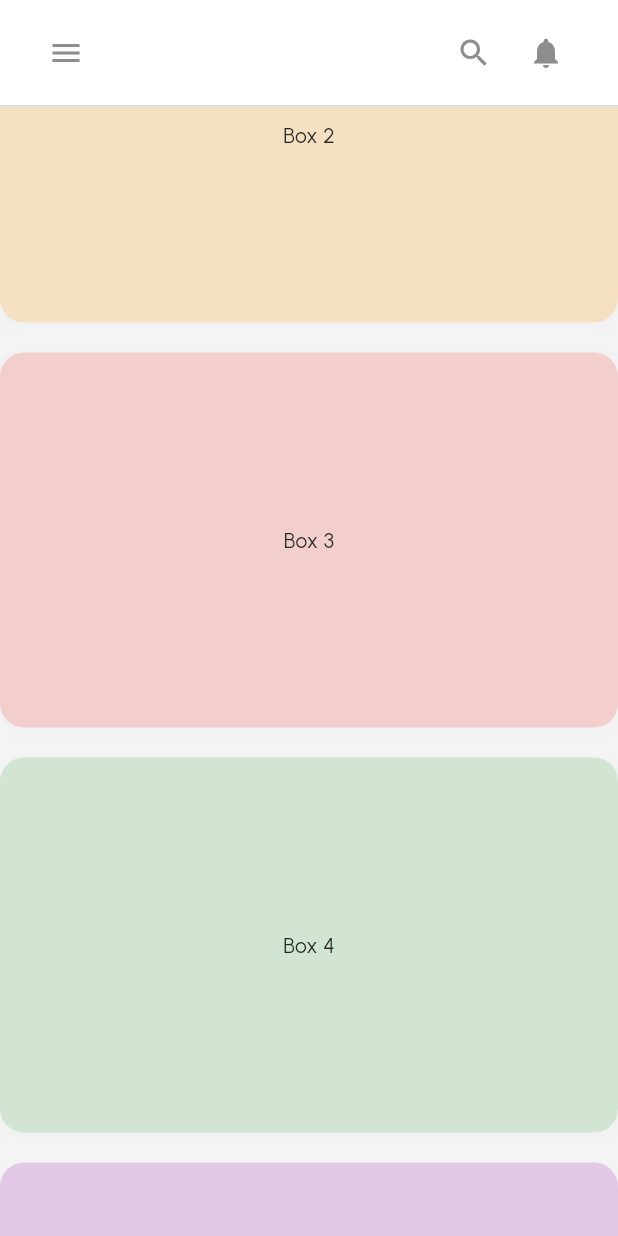
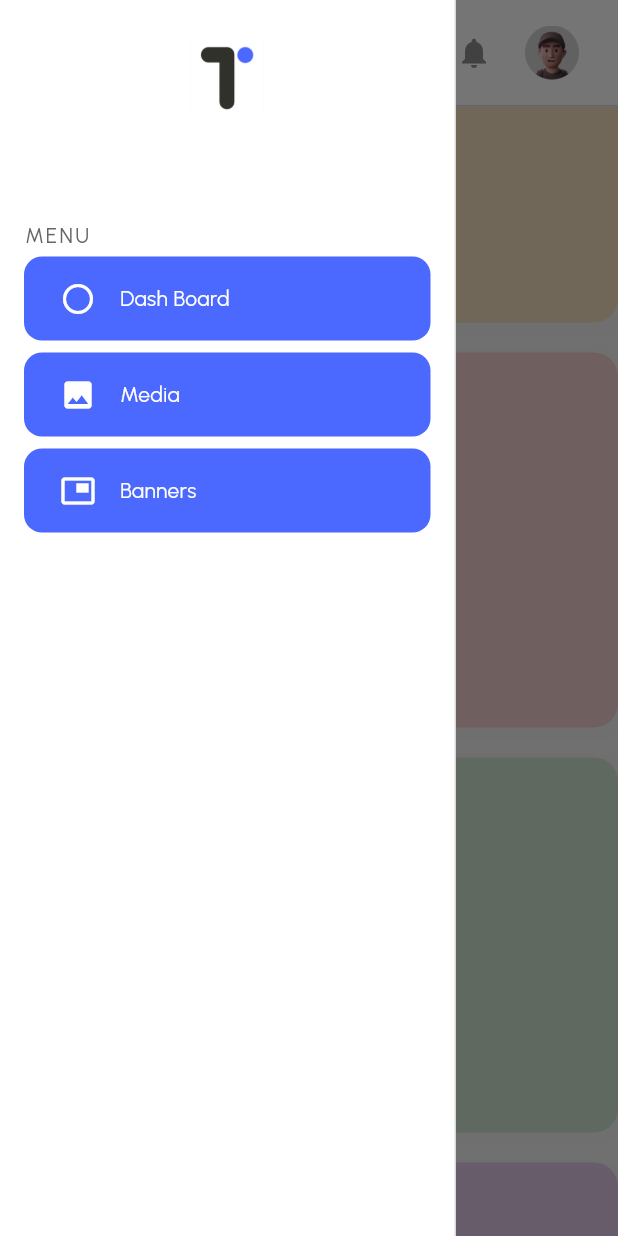
Before and after one commit to medhaviSharma11apr/FlutterEcommAdminPanel, a Flutter app: the screen it shows after launch, scrolled down 576 dp, after a tap on the "menu" icon, on a phone screen of 412 x 824 dp. Run offline on Flutter 3.47's test engine with Material 2 defaults, Android fonts, the phone set to English and light mode, and no system bars; our stand-ins replace connectivity_plus, firebase_core, firebase_storage, flutter_rating_bar, get, get_storage and 3 more; missing offline and left inert: dart:html; accounts and stored records are empty; project files that could hold a hidden picture were left out.

Commit message:
commit after completing side bar

```diff
--- a/lib/common/responsive/screen/dektop_layout.dart
+++ b/lib/common/responsive/screen/dektop_layout.dart
@@ -1,8 +1,7 @@
-
+import 'package:ecommerce_admin_panel/common/widgets/layout/sidebar/sidebar.dart';
 import 'package:flutter/material.dart';
 
 import '../../widgets/layout/header/header.dart';
-import '../../widgets/layout/templates/header.dart';
 
 class DesktopLayout extends StatelessWidget {
   const DesktopLayout({super.key, this.body});
@@ -13,7 +12,7 @@ class DesktopLayout extends StatelessWidget {
     return Scaffold(
       body: Row(
         children: [
-          const Expanded(child: Drawer()),
+          const Expanded(child: SideBarCustom()),
           Expanded(
               flex: 5,
               child: Column(
@@ -22,18 +21,6 @@ class DesktopLayout extends StatelessWidget {
 
                   const HeaderWidget(),
 
-                  // RoundedContainer(
-                  //   width: double.infinity,
-                  //   height: 75,
-                  //   backgroundColor: Colors.yellow.withOpacity(0.2),
-                  // ),
-
-                  // body
-                  // RoundedContainer(
-                  //   width: double.infinity,
-                  //   height: 500,
-                  //   backgroundColor: Colors.blue.withOpacity(0.2),
-                  // ),
                   body ?? Container(),
                 ],
               ))
--- a/lib/common/responsive/screen/mobile_layout.dart
+++ b/lib/common/responsive/screen/mobile_layout.dart
@@ -1,17 +1,21 @@
-import 'package:ecommerce_admin_panel/common/widgets/layout/templates/header.dart';
+import 'package:ecommerce_admin_panel/common/widgets/layout/sidebar/sidebar.dart';
 import 'package:flutter/material.dart';
 
 import '../../widgets/layout/header/header.dart';
 
 class MobileLayout extends StatelessWidget {
-  const MobileLayout({super.key, this.body});
+  MobileLayout({super.key, this.body});
   final Widget? body;
+  final GlobalKey<ScaffoldState> scaffoldKey = GlobalKey();
 
   @override
   Widget build(BuildContext context) {
     return Scaffold(
-      drawer: const Drawer(),
-      appBar: const HeaderWidget(),
+      key: scaffoldKey,
+      drawer: const SideBarCustom(),
+      appBar: HeaderWidget(
+        scaffoldKey: scaffoldKey,
+      ),
       body: body ?? Container(),
     );
   }
--- a/lib/common/responsive/screen/tablet_layout.dart
+++ b/lib/common/responsive/screen/tablet_layout.dart
@@ -1,17 +1,20 @@
+import 'package:ecommerce_admin_panel/common/widgets/layout/sidebar/sidebar.dart';
 import 'package:flutter/material.dart';
 
 import '../../widgets/layout/header/header.dart';
-import '../../widgets/layout/templates/header.dart';
 
 class TabletLayout extends StatelessWidget {
-  const TabletLayout({super.key, required this.body});
+  TabletLayout({super.key, required this.body});
   final Widget? body;
-
+  final GlobalKey<ScaffoldState> scaffoldKey = GlobalKey();
   @override
   Widget build(BuildContext context) {
     return Scaffold(
-      drawer: const Drawer(),
-      appBar: const HeaderWidget(),
+      key: scaffoldKey,
+      drawer: const SideBarCustom(),
+      appBar: HeaderWidget(
+        scaffoldKey: scaffoldKey,
+      ),
       body: body ?? Container(),
     );
   }
--- a/lib/common/widgets/images/t_rounded_images.dart
+++ b/lib/common/widgets/images/t_rounded_images.dart
@@ -1,58 +1,137 @@
+import 'dart:io';
+
+import 'package:ecommerce_admin_panel/utils/constants/enums.dart';
 import 'package:ecommerce_admin_panel/utils/constants/sizes.dart';
+import 'package:flutter/foundation.dart';
 import 'package:flutter/material.dart';
 
 class TRoundedImage extends StatelessWidget {
   const TRoundedImage({
     Key? key,
-    this.width = 300,
-    this.height = 200,
+    this.width = 56,
+    this.height = 56,
     required this.imageUrl,
-    this.applyImageRadius = false,
+    this.applyImageRadius = true,
     this.border,
     this.backgroundColor,
     this.fit = BoxFit.contain,
-    this.padding,
-    this.isNetworkImage = false,
-    this.onPressed,
+    this.padding = TSizes.sm,
+    // this.isNetworkImage = false,
+    // this.onPressed,
     this.borderRadius = TSizes.md,
+    required this.imageType,
+    this.file,
+    this.overlayColor,
+    this.memoryImage,
+    this.margin,
   }) : super(key: key);
-  final double? width, height;
-  final String imageUrl;
   final bool applyImageRadius;
   final BoxBorder? border;
+  final double borderRadius;
+  final BoxFit fit;
+  final String imageUrl;
+  final File? file;
+  final ImageType imageType;
+  final Color? overlayColor;
+  final Uint8List? memoryImage;
+  final double? width, height, padding;
+
   final Color? backgroundColor;
-  final BoxFit fit;
-  final EdgeInsetsGeometry? padding;
-  final bool isNetworkImage;
-  final VoidCallback? onPressed;
-  final double borderRadius;
+  final double? margin;
+  // final EdgeInsetsGeometry? padding;
+  // final bool isNetworkImage;
+  // final VoidCallback? onPressed;
 
   @override
   Widget build(BuildContext context) {
     return GestureDetector(
-      onTap: onPressed,
+      // onTap: onPressed,
       child: Container(
         height: height,
         width: width,
-        padding: padding,
+        padding: EdgeInsets.all(padding!),
         decoration: BoxDecoration(
           border: border,
           color: backgroundColor,
           borderRadius: BorderRadius.circular(borderRadius),
         ),
-        child: ClipRRect(
-          borderRadius: applyImageRadius
-              ? BorderRadius.circular(borderRadius)
-              : BorderRadius.zero,
-          child: Image(
-            fit: fit,
-            height: 200,
-            image: isNetworkImage
-                ? NetworkImage(imageUrl) as ImageProvider
-                : AssetImage(imageUrl),
-          ),
-        ),
+        child: _buildImageWidget(),
       ),
     );
   }
+
+  Widget _buildImageWidget() {
+    Widget imageWidget;
+
+    switch (imageType) {
+      case ImageType.network:
+        imageWidget = _buildNetworkImage();
+        break;
+
+      case ImageType.memory:
+        imageWidget = _buildMemoryImage();
+        break;
+
+      case ImageType.file:
+        imageWidget = _buildFileImage();
+        break;
+      case ImageType.asset:
+        imageWidget = _buildAssetImage();
+        break;
+    }
+
+    return ClipRRect(
+        borderRadius: applyImageRadius
+            ? BorderRadius.circular(borderRadius)
+            : BorderRadius.zero,
+        child: imageWidget);
+  }
+
+  Widget _buildAssetImage() {
+    if (imageUrl != null) {
+      return Image(
+        image: AssetImage(imageUrl),
+        color: overlayColor,
+        fit: fit,
+      );
+    } else {
+      return Container();
+    }
+  }
+
+  Widget _buildNetworkImage() {
+    if (imageUrl != null) {
+      return Image(
+        image: NetworkImage(imageUrl),
+        color: overlayColor,
+        fit: fit,
+      );
+    } else {
+      return Container();
+    }
+  }
+
+  Widget _buildFileImage() {
+    if (imageUrl != null) {
+      return Image(
+        image: FileImage(file!),
+        color: overlayColor,
+        fit: fit,
+      );
+    } else {
+      return Container();
+    }
+  }
+
+  Widget _buildMemoryImage() {
+    if (imageUrl != null) {
+      return Image(
+        image: MemoryImage(memoryImage!),
+        color: overlayColor,
+        fit: fit,
+      );
+    } else {
+      return Container();
+    }
+  }
 }
--- a/lib/common/widgets/layout/header/header.dart
+++ b/lib/common/widgets/layout/header/header.dart
@@ -1,10 +1,17 @@
+import 'package:ecommerce_admin_panel/common/widgets/images/t_rounded_images.dart';
 import 'package:ecommerce_admin_panel/utils/constants/colors.dart';
+import 'package:ecommerce_admin_panel/utils/constants/enums.dart';
+import 'package:ecommerce_admin_panel/utils/constants/image_strings.dart';
 import 'package:ecommerce_admin_panel/utils/constants/sizes.dart';
 import 'package:ecommerce_admin_panel/utils/device/device_utility.dart';
 import 'package:flutter/material.dart';
 
 class HeaderWidget extends StatelessWidget implements PreferredSizeWidget {
-  const HeaderWidget({super.key});
+  const HeaderWidget({
+    super.key,
+    this.scaffoldKey,
+  });
+  final GlobalKey<ScaffoldState>? scaffoldKey;
 
   // Header Widget For Applications
 
@@ -20,7 +27,11 @@ class HeaderWidget extends StatelessWidget implements PreferredSizeWidget {
           border: Border(bottom: BorderSide(color: TColors.grey, width: 1))),
       child: AppBar(
         leading: !TDeviceUtils.isDesktopScreen(context)
-            ? IconButton(onPressed: (() {}), icon: const Icon(Icons.menu))
+            ? IconButton(
+                onPressed: (() {
+                  scaffoldKey!.currentState?.openDrawer();
+                }),
+                icon: const Icon(Icons.menu))
             : null,
         title: SizedBox(
           width: 400,
@@ -43,8 +54,40 @@ class HeaderWidget extends StatelessWidget implements PreferredSizeWidget {
           IconButton(onPressed: (() {}), icon: const Icon(Icons.notifications)),
           const SizedBox(
             width: TSizes.spaceBtwItems / 2,
+          ),
+          // user Data
+
+          Row(
+            mainAxisAlignment: MainAxisAlignment.center,
+            children: [
+              const TRoundedImage(
+                width: 40,
+                padding: 2,
+                height: 40,
+                imageUrl: TImages.user,
+                imageType: ImageType.asset,
+              ),
+              const SizedBox(
+                width: TSizes.sm,
+              ),
+              // Name and email
+              if (!TDeviceUtils.isMobileScreen(context))
+                Column(
+                  mainAxisSize: MainAxisSize.min,
+                  crossAxisAlignment: CrossAxisAlignment.start,
+                  children: [
+                    Text(
+                      "Medhavi",
+                      style: Theme.of(context).textTheme.titleLarge,
+                    ),
+                    Text(
+                      "Medhavi@gmail.com",
+                      style: Theme.of(context).textTheme.labelMedium,
+                    ),
+                  ],
+                )
+            ],
           )
-          // user Data
         ],
       ),
     );
--- /dev/null
+++ b/lib/common/widgets/layout/sidebar/menu/menu_item.dart
@@ -0,0 +1,59 @@
+import 'package:ecommerce_admin_panel/utils/constants/sizes.dart';
+import 'package:flutter/material.dart';
+
+import '../../../../../utils/constants/colors.dart';
+
+class MenuItemCustom extends StatelessWidget {
+  const MenuItemCustom({
+    Key? key,
+    required this.route,
+    required this.icondata,
+    required this.itemName,
+  }) : super(key: key);
+
+  final String route;
+  final IconData icondata;
+  final String itemName;
+
+  @override
+  Widget build(BuildContext context) {
+    return Padding(
+      padding: const EdgeInsets.symmetric(
+        vertical: TSizes.xs,
+      ),
+      child: Container(
+        decoration: BoxDecoration(
+            borderRadius: BorderRadius.circular(
+              TSizes.cardRadiusMd,
+            ),
+            color: TColors.primary),
+        child: Row(
+          crossAxisAlignment: CrossAxisAlignment.center,
+          children: [
+            // Icon
+            Padding(
+              padding: const EdgeInsets.only(
+                  left: TSizes.lg,
+                  top: TSizes.md,
+                  right: TSizes.md,
+                  bottom: TSizes.md),
+              child: Icon(
+                icondata,
+                color: TColors.white,
+              ),
+            ),
+
+            // text
+            Text(
+              itemName,
+              style: Theme.of(context)
+                  .textTheme
+                  .bodyMedium!
+                  .apply(color: TColors.white),
+            )
+          ],
+        ),
+      ),
+    );
+  }
+}
--- /dev/null
+++ b/lib/common/widgets/layout/sidebar/sidebar.dart
@@ -0,0 +1,85 @@
+import 'package:ecommerce_admin_panel/common/widgets/images/t_circular_image.dart';
+import 'package:ecommerce_admin_panel/common/widgets/layout/sidebar/menu/menu_item.dart';
+import 'package:ecommerce_admin_panel/routes/routes.dart';
+import 'package:ecommerce_admin_panel/utils/constants/colors.dart';
+import 'package:ecommerce_admin_panel/utils/constants/image_strings.dart';
+import 'package:ecommerce_admin_panel/utils/constants/sizes.dart';
+import 'package:ecommerce_admin_panel/utils/helpers/helper_functions.dart';
+import 'package:flutter/material.dart';
+
+class SideBarCustom extends StatelessWidget {
+  const SideBarCustom({super.key});
+
+  @override
+  Widget build(BuildContext context) {
+    bool dark = THelperFunctions.isDarkMode(context);
+    return Drawer(
+      shape: const BeveledRectangleBorder(),
+      child: Container(
+        decoration: const BoxDecoration(
+            color: TColors.white,
+            border: Border(
+                right: BorderSide(
+              color: TColors.grey,
+              width: 1,
+            ))),
+        child: SingleChildScrollView(
+            child: Column(
+          children: [
+            // Image
+            CircularImage(
+              dark: dark,
+              image: TImages.darkAppLogo,
+              height: 100,
+              width: 100,
+              backgroundcolor: Colors.transparent,
+            ),
+
+            // space
+
+            const SizedBox(
+              height: TSizes.spaceBtwSections,
+            ),
+
+            // Arrange vertically stuffs
+
+            Padding(
+              padding: const EdgeInsets.all(TSizes.md),
+              child: Column(
+                crossAxisAlignment: CrossAxisAlignment.start,
+                mainAxisSize: MainAxisSize.min,
+                children: [
+                  Text(
+                    "MENU",
+                    style: Theme.of(context).textTheme.bodySmall!.apply(
+                          letterSpacingDelta: 1.2,
+                        ),
+                  ),
+
+                  // Menu Items
+                  const MenuItemCustom(
+                    icondata: Icons.circle_outlined,
+                    itemName: 'Dash Board',
+                    route: Routes.firstscreen,
+                  ),
+
+                  const MenuItemCustom(
+                    icondata: Icons.image,
+                    itemName: 'Media',
+                    route: Routes.secondscreen,
+                  ),
+
+                  const MenuItemCustom(
+                    icondata: Icons.picture_in_picture,
+                    itemName: 'Banners',
+                    route: Routes.responsiveDesignScreen,
+                  ),
+                ],
+              ),
+            )
+          ],
+        )),
+      ),
+    );
+  }
+}
--- a/lib/common/widgets/products/cart/cart_menu_item.dart
+++ b/lib/common/widgets/products/cart/cart_menu_item.dart
@@ -1,4 +1,5 @@
 import 'package:ecommerce_admin_panel/utils/constants/colors.dart';
+import 'package:ecommerce_admin_panel/utils/constants/enums.dart';
 import 'package:flutter/material.dart';
 
 import '../../../../utils/constants/image_strings.dart';
@@ -22,10 +23,10 @@ class CartItem extends StatelessWidget {
           imageUrl: TImages.productImage1,
           width: 60,
           height: 60,
-          padding: const EdgeInsets.all(TSizes.sm),
+          padding: TSizes.sm,
           backgroundColor: THelperFunctions.isDarkMode(context)
               ? TColors.darkerGrey
-              : TColors.light,
+              : TColors.light, imageType:ImageType.network,
         ),
         const SizedBox(
           width: TSizes.spaceBtwItems,
--- a/lib/common/widgets/products/product_card/product_card_horizontal.dart
+++ b/lib/common/widgets/products/product_card/product_card_horizontal.dart
@@ -1,5 +1,6 @@
 import 'package:ecommerce_admin_panel/common/widgets/products/product_card/product_price_text.dart';
 import 'package:ecommerce_admin_panel/utils/constants/colors.dart';
+import 'package:ecommerce_admin_panel/utils/constants/enums.dart';
 import 'package:flutter/material.dart';
 import '../../../../utils/constants/image_strings.dart';
 import '../../../../utils/constants/sizes.dart';
@@ -39,7 +40,7 @@ class ProductHorizontalCard extends StatelessWidget {
                   width: 120,
                   child: TRoundedImage(
                     imageUrl: TImages.productImage1,
-                    applyImageRadius: true,
+                    applyImageRadius: true, imageType: ImageType.network,
                   ),
                 ),
 
--- a/lib/common/widgets/products/product_card/product_card_vertical.dart
+++ b/lib/common/widgets/products/product_card/product_card_vertical.dart
@@ -2,6 +2,7 @@ import 'package:ecommerce_admin_panel/common/widgets/custom_shapes/containers/ro
 import 'package:ecommerce_admin_panel/common/widgets/images/t_rounded_images.dart';
 import 'package:ecommerce_admin_panel/common/widgets/products/product_card/product_price_text.dart';
 import 'package:ecommerce_admin_panel/utils/constants/colors.dart';
+import 'package:ecommerce_admin_panel/utils/constants/enums.dart';
 import 'package:flutter/material.dart';
 import 'package:get/get.dart';
 
@@ -44,6 +45,7 @@ class ProductVerticalCard extends StatelessWidget {
                 children: [
                   // Thumbnail Images
                   TRoundedImage(
+                    imageType: ImageType.network,
                     imageUrl: imageUrl,
                     applyImageRadius: true,
                   ),
```
Also changed, not shown: lib/common/widgets/layout/templates/header.dart (deleted).
